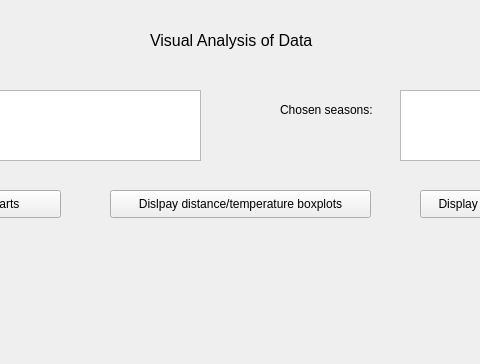
saadsaifse/flight-analysis, file movement_analysis/movement_analysis_dialog_results.ui: the form before one commit; both pictures show x 230 to 710 and y 0 to 364 of the 949 by 926 pixel window.
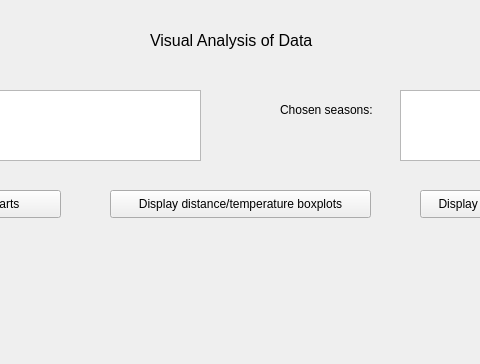
The form after the commit.

```diff
--- a/movement_analysis/movement_analysis_dialog_results.ui
+++ b/movement_analysis/movement_analysis_dialog_results.ui
@@ -171,7 +171,7 @@
     </rect>
    </property>
    <property name="text">
-    <string>Dislpay distance/temperature boxplots</string>
+    <string>Display distance/temperature boxplots</string>
    </property>
   </widget>
   <widget class="QPushButton" name="monthlyStatsButton">
```
